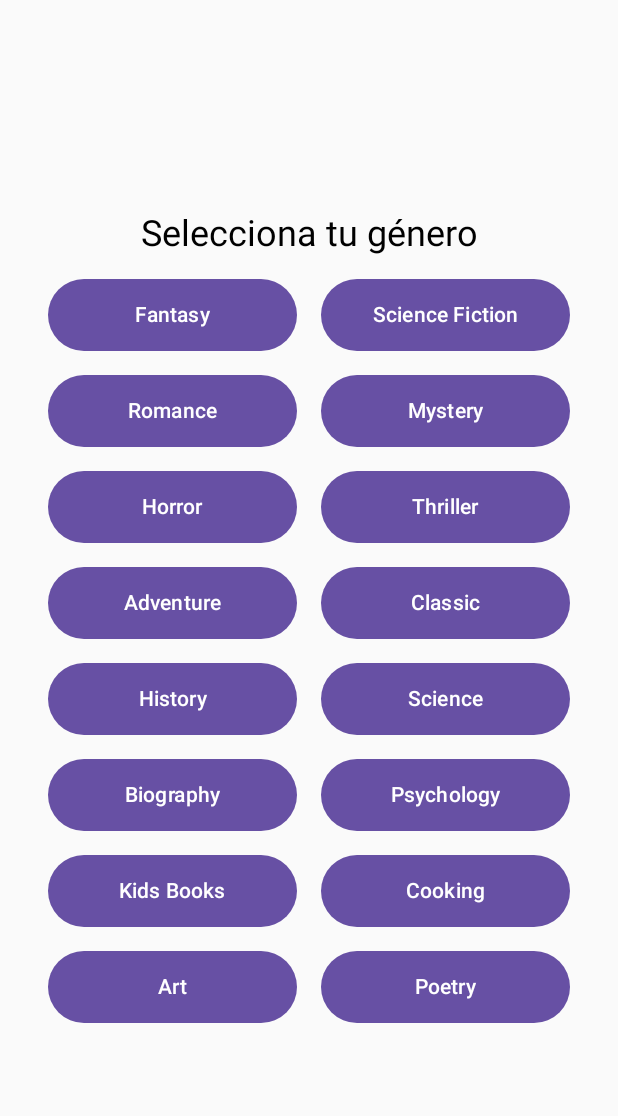
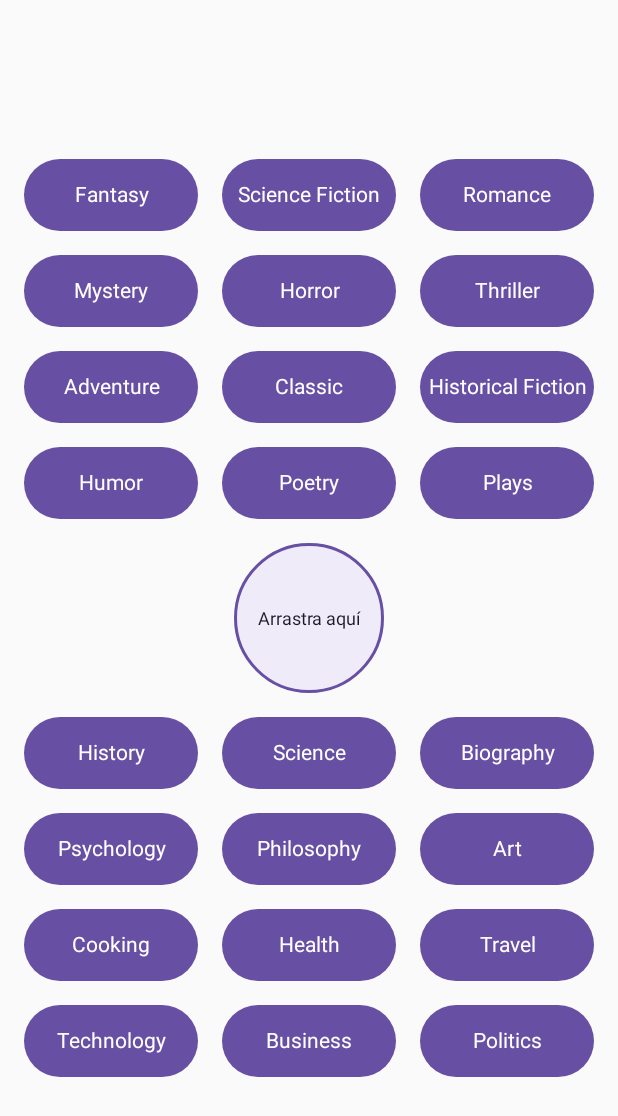
Before and after one commit to Dedany/registrodelibros, an Android app built with Jetpack Compose: the GenresListScreen screen opened through its navigation route, on a phone screen of 412 x 824 dp. Shown: the top 1116 px of the screen. Run offline under Robolectric (Android 15) with nearby library versions, the phone set to English and light mode, and no system bars; our stand-ins replace Dagger/Hilt's generated code.

Commit message:
feat: redesign Genero screen

```diff
--- /dev/null
+++ b/app/src/main/java/com/dedany/registrodelibros/ui/screens/book/DraggableGenreBox.kt
@@ -0,0 +1,87 @@
+package com.dedany.registrodelibros.ui.screens.book
+
+import androidx.compose.foundation.background
+import androidx.compose.foundation.gestures.detectDragGestures
+import androidx.compose.foundation.layout.Box
+import androidx.compose.foundation.layout.fillMaxWidth
+import androidx.compose.foundation.layout.height
+import androidx.compose.foundation.layout.offset
+import androidx.compose.foundation.shape.RoundedCornerShape
+import androidx.compose.material3.MaterialTheme
+import androidx.compose.material3.Text
+import androidx.compose.runtime.*
+import androidx.compose.runtime.getValue
+import androidx.compose.runtime.setValue
+import androidx.compose.ui.Alignment
+import androidx.compose.ui.Modifier
+import androidx.compose.ui.geometry.Rect
+import androidx.compose.ui.input.pointer.pointerInput
+import androidx.compose.ui.layout.boundsInWindow
+import androidx.compose.ui.layout.onGloballyPositioned
+import androidx.compose.ui.text.style.TextAlign
+import androidx.compose.ui.unit.IntOffset
+import androidx.compose.ui.unit.dp
+import androidx.compose.ui.unit.sp
+import kotlin.math.roundToInt
+
+@Composable
+fun DraggableGenreBox(
+    genero: String,
+    dropTargetBounds: Rect?,
+    onDrop: (String) -> Unit
+) {
+    var offset by remember { mutableStateOf(IntOffset.Zero) }
+    var itemBounds by remember { mutableStateOf<Rect?>(null) }
+    var isDragging by remember { mutableStateOf(false) }
+
+    Box(
+        modifier = Modifier
+            .onGloballyPositioned { coords ->
+                itemBounds = coords.boundsInWindow()
+            }
+            .offset { offset }
+            .pointerInput(genero) { // Usar genero como key es una buena práctica
+                detectDragGestures(
+                    onDragStart = { isDragging = true },
+                    onDragEnd = {
+                        isDragging = false
+                        if (dropTargetBounds != null && itemBounds != null) {
+                            val finalRect = itemBounds!!.translate(
+                                offset.x.toFloat(),
+                                offset.y.toFloat()
+                            )
+                            if (finalRect.overlaps(dropTargetBounds)) {
+                                onDrop(genero)
+                            }
+                        }
+                        // Siempre resetea el offset
+                        offset = IntOffset.Zero
+                    },
+                    onDrag = { change, dragAmount ->
+                        change.consume()
+                        offset = IntOffset(
+                            (offset.x + dragAmount.x).roundToInt(),
+                            (offset.y + dragAmount.y).roundToInt()
+                        )
+                    }
+                )
+            }
+            .fillMaxWidth()
+            .height(48.dp)
+            .background(
+                color = if (isDragging) MaterialTheme.colorScheme.primary.copy(alpha = 0.7f)
+                else MaterialTheme.colorScheme.primary,
+                shape = RoundedCornerShape(24.dp)
+            )
+    ) {
+        Text(
+            text = genero,
+            fontSize = 14.sp,
+            color = MaterialTheme.colorScheme.onPrimary,
+            textAlign = TextAlign.Center,
+            modifier = Modifier
+                .fillMaxWidth()
+                .align(Alignment.Center)
+        )
+    }
+}
--- a/app/src/main/java/com/dedany/registrodelibros/ui/screens/book/GenresListScreen.kt
+++ b/app/src/main/java/com/dedany/registrodelibros/ui/screens/book/GenresListScreen.kt
@@ -1,16 +1,24 @@
 package com.dedany.registrodelibros.ui.screens.book
 
-
 import android.net.Uri
+import androidx.compose.foundation.BorderStroke
+import androidx.compose.foundation.background
+import androidx.compose.foundation.border
 import androidx.compose.foundation.layout.*
 import androidx.compose.foundation.lazy.grid.GridCells
 import androidx.compose.foundation.lazy.grid.LazyVerticalGrid
 import androidx.compose.foundation.lazy.grid.items
-import androidx.compose.material3.Button
+import androidx.compose.foundation.shape.CircleShape
+import androidx.compose.material3.MaterialTheme
 import androidx.compose.material3.Text
-import androidx.compose.runtime.Composable
+import androidx.compose.runtime.*
+import androidx.compose.runtime.getValue
+import androidx.compose.runtime.setValue
 import androidx.compose.ui.Alignment
 import androidx.compose.ui.Modifier
+import androidx.compose.ui.geometry.Rect
+import androidx.compose.ui.layout.boundsInWindow
+import androidx.compose.ui.layout.onGloballyPositioned
 import androidx.compose.ui.text.style.TextAlign
 import androidx.compose.ui.unit.dp
 import androidx.compose.ui.unit.sp
@@ -18,67 +26,92 @@ import androidx.navigation.NavController
 
 @Composable
 fun GenresListScreen(navController: NavController) {
+    // Lista ampliada a 24 géneros para un layout más completo
     val generos = listOf(
-        "Fantasy",
-        "Science Fiction", "Romance",
-        "Mystery",
-        "Horror",
-        "Thriller",
-        "Adventure",
-        "Classic",
-        // No Ficción Popular
-        "History",
-        "Science",
-        "Biography",
-        "Psychology",
-        // Otros
-        "Kids Books",
-        "Cooking",
-        "Art",
-        "Poetry"
-    ).distinct() // .distinct() por si acaso para eliminar duplicados
+        // Ficción
+        "Fantasy", "Science Fiction", "Romance",
+        "Mystery", "Horror", "Thriller",
+        "Adventure", "Classic", "Historical Fiction",
+        "Humor", "Poetry", "Plays",
 
+        // No Ficción
+        "History", "Science", "Biography",
+        "Psychology", "Philosophy", "Art",
+        "Cooking", "Health", "Travel",
+        "Technology", "Business", "Politics"
+    ).distinct() // .distinct() por si acaso
+
+    // Lógica de división actualizada para 12/12
+    val topGenres = generos.take(12)
+    val bottomGenres = generos.drop(12)
+
+    var dropTargetBounds by remember { mutableStateOf<Rect?>(null) }
 
     Box(
         modifier = Modifier.fillMaxSize(),
         contentAlignment = Alignment.Center
     ) {
-        Column(
-            horizontalAlignment = Alignment.CenterHorizontally
+        LazyVerticalGrid(
+            columns = GridCells.Fixed(3),
+            modifier = Modifier.fillMaxWidth(),
+            contentPadding = PaddingValues(16.dp),
+            verticalArrangement = Arrangement.spacedBy(16.dp),
+            horizontalArrangement = Arrangement.spacedBy(16.dp),
         ) {
-            Text(
-                text = "Selecciona tu género",
-                fontSize = 24.sp,
-                textAlign = TextAlign.Center,
-                modifier = Modifier.padding(bottom = 16.dp)
-            )
+            // 1. Pinta los 12 géneros de arriba
+            items(topGenres) { genero ->
+                DraggableGenreBox(
+                    genero = genero,
+                    dropTargetBounds = dropTargetBounds
+                ) { droppedGenre ->
+                    val encoded = Uri.encode(droppedGenre)
+                    navController.navigate("generos/$encoded")
+                }
+            }
 
-            LazyVerticalGrid(
-                columns = GridCells.Fixed(2),
-                horizontalArrangement = Arrangement.spacedBy(16.dp),
-                verticalArrangement = Arrangement.spacedBy(16.dp),
-                contentPadding = PaddingValues(horizontal = 16.dp),
-                modifier = Modifier
-                    .fillMaxWidth()
-                    .padding(horizontal = 16.dp)
-            ) {
-                items(generos) { genero ->
-                    Button(
-                        onClick = {
-                            val encodedGenre = Uri.encode(genero)
-                            navController.navigate("generos/$encodedGenre")
+            // 2. Pinta el hueco central, ocupando las 3 columnas
+            item(span = { androidx.compose.foundation.lazy.grid.GridItemSpan(3) }) {
+                Box(
+                    modifier = Modifier
+                        .fillMaxWidth()
+                        .height(100.dp)
+                        .onGloballyPositioned { coords ->
+                            dropTargetBounds = coords.boundsInWindow()
                         },
+                    contentAlignment = Alignment.Center
+                ) {
+                    Box(
                         modifier = Modifier
-                            .fillMaxWidth()
-                            .height(48.dp)
+                            .size(100.dp)
+                            .background(
+                                MaterialTheme.colorScheme.secondaryContainer.copy(alpha = 0.5f),
+                                CircleShape
+                            )
+                            .border(
+                                2.dp,
+                                MaterialTheme.colorScheme.primary,
+                                CircleShape
+                            ),
+                        contentAlignment = Alignment.Center
                     ) {
                         Text(
-                            text = genero,
+                            "Arrastra aquí",
+                            fontSize = 12.sp,
                             textAlign = TextAlign.Center,
-                            fontSize = 14.sp,
-                            modifier = Modifier.fillMaxWidth()
+                            color = MaterialTheme.colorScheme.onSecondaryContainer
                         )
                     }
+                }
+            }
+
+            // 3. Pinta los 12 géneros de abajo
+            items(bottomGenres) { genero ->
+                DraggableGenreBox(
+                    genero = genero,
+                    dropTargetBounds = dropTargetBounds
+                ) { droppedGenre ->
+                    val encoded = Uri.encode(droppedGenre)
+                    navController.navigate("generos/$encoded")
                 }
             }
         }
```
